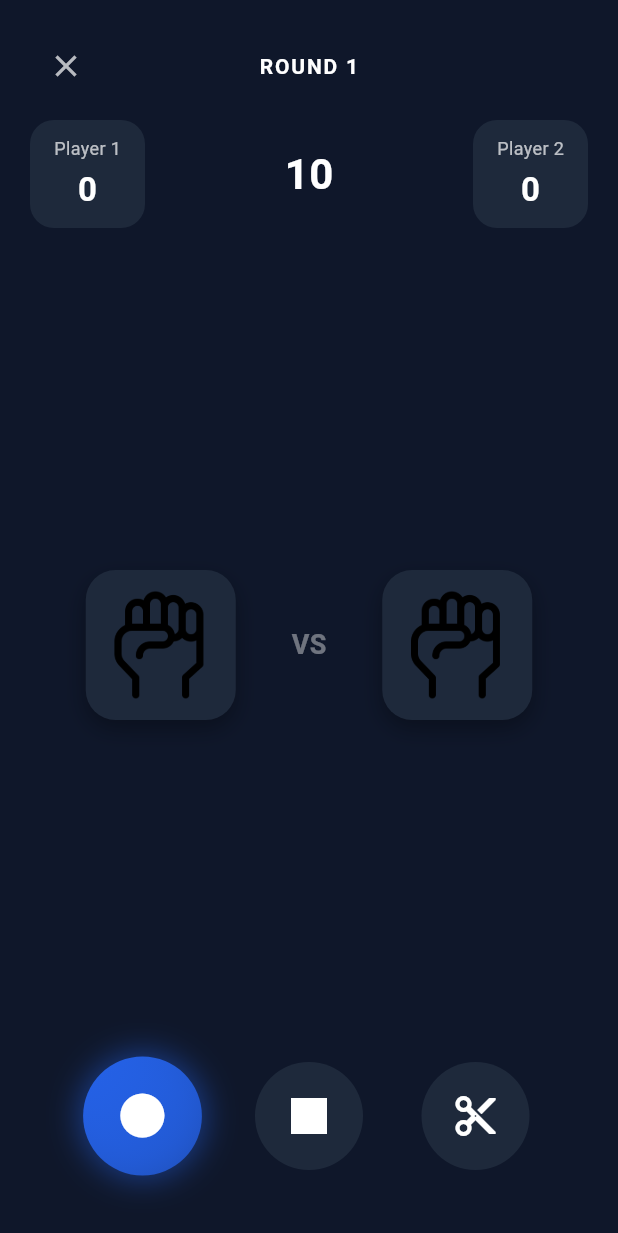
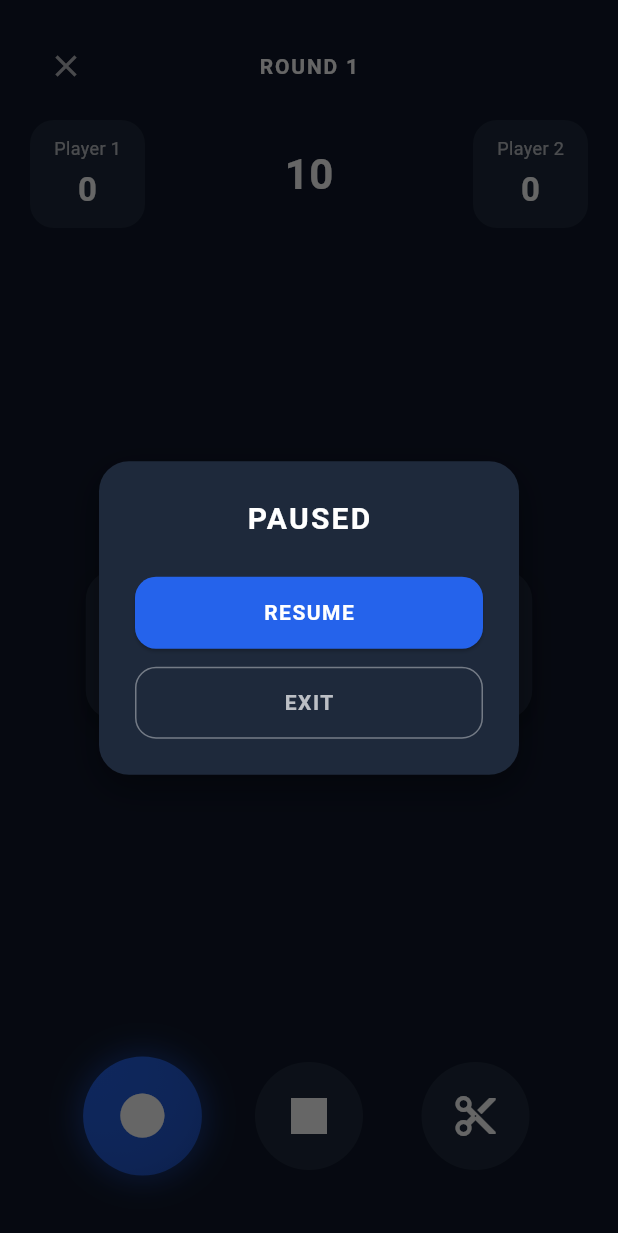
Before and after one commit to Brucejr777/rps-arena-project, a Flutter app: the StandardGameplayScreen screen opened directly, after a tap on the "close" icon, on a phone screen of 412 x 824 dp. Shown: the top 1233 px of the screen. Run offline on Flutter 3.47's test engine with Material 3 defaults, Android fonts, the phone set to English and light mode, and no system bars.

Commit message:
T10A: pause-exit overlay widget

```diff
--- /dev/null
+++ b/lib/features/match/widgets/pause_exit_overlay.dart
@@ -0,0 +1,95 @@
+import 'package:flutter/material.dart';
+import '../../../core/theme/app_colors.dart';
+
+class PauseExitOverlay extends StatelessWidget {
+  final VoidCallback onResume;
+  final VoidCallback onExit;
+
+  const PauseExitOverlay({
+    super.key,
+    required this.onResume,
+    required this.onExit,
+  });
+
+  @override
+  Widget build(BuildContext context) {
+    return Container(
+      color: Colors.black.withValues(alpha: 0.6),
+      child: Center(
+        child: Container(
+          width: 280,
+          padding: const EdgeInsets.all(24),
+          decoration: BoxDecoration(
+            color: AppColors.surface,
+            borderRadius: BorderRadius.circular(20),
+            boxShadow: [
+              BoxShadow(
+                color: Colors.black.withValues(alpha: 0.4),
+                blurRadius: 20,
+                offset: const Offset(0, 8),
+              ),
+            ],
+          ),
+          child: Column(
+            mainAxisSize: MainAxisSize.min,
+            children: [
+              const Text(
+                'PAUSED',
+                style: TextStyle(
+                  color: AppColors.primaryText,
+                  fontSize: 20,
+                  fontWeight: FontWeight.bold,
+                  letterSpacing: 1.5,
+                ),
+              ),
+              const SizedBox(height: 24),
+              SizedBox(
+                width: double.infinity,
+                child: ElevatedButton(
+                  onPressed: onResume,
+                  style: ElevatedButton.styleFrom(
+                    backgroundColor: AppColors.defaultAccent,
+                    padding: const EdgeInsets.symmetric(vertical: 14),
+                    shape: RoundedRectangleBorder(
+                      borderRadius: BorderRadius.circular(14),
+                    ),
+                  ),
+                  child: const Text(
+                    'RESUME',
+                    style: TextStyle(
+                      color: Colors.white,
+                      fontWeight: FontWeight.bold,
+                      letterSpacing: 1.0,
+                    ),
+                  ),
+                ),
+              ),
+              const SizedBox(height: 12),
+              SizedBox(
+                width: double.infinity,
+                child: OutlinedButton(
+                  onPressed: onExit,
+                  style: OutlinedButton.styleFrom(
+                    side: const BorderSide(color: Colors.white38),
+                    padding: const EdgeInsets.symmetric(vertical: 14),
+                    shape: RoundedRectangleBorder(
+                      borderRadius: BorderRadius.circular(14),
+                    ),
+                  ),
+                  child: const Text(
+                    'EXIT',
+                    style: TextStyle(
+                      color: Colors.white70,
+                      fontWeight: FontWeight.bold,
+                      letterSpacing: 1.0,
+                    ),
+                  ),
+                ),
+              ),
+            ],
+          ),
+        ),
+      ),
+    );
+  }
+}
--- a/lib/features/match/widgets/standard_gameplay_screen.dart
+++ b/lib/features/match/widgets/standard_gameplay_screen.dart
@@ -1,5 +1,6 @@
 import 'package:flutter/material.dart';
 import '../../../core/theme/app_colors.dart';
+import 'pause_exit_overlay.dart';
 
 class StandardGameplayScreen extends StatefulWidget {
   const StandardGameplayScreen({super.key});
@@ -16,6 +17,7 @@ class _StandardGameplayScreenState extends State<StandardGameplayScreen> {
   int currentRound = 1;
   int selectionTimer = 10;
   String? selectedMove;
+  bool isPaused = false;
 
   void _selectMove(String move) {
     setState(() {
@@ -83,7 +85,10 @@ class _StandardGameplayScreenState extends State<StandardGameplayScreen> {
     return Scaffold(
       backgroundColor: AppColors.background,
       body: SafeArea(
-        child: Padding(
+      child: Stack(
+        children: [
+          // Main gameplay layout
+          Padding(
             padding: const EdgeInsets.all(20),
             child: Column(
               children: [
@@ -94,7 +99,7 @@ class _StandardGameplayScreenState extends State<StandardGameplayScreen> {
                     IconButton(
                       icon: const Icon(Icons.close, color: Colors.white70),
                       onPressed: () {
-                      // Pause-exit overlay comes in T10A
+                        setState(() => isPaused = true);
                       },
                     ),
                     Text(
@@ -167,6 +172,18 @@ class _StandardGameplayScreenState extends State<StandardGameplayScreen> {
               ],
             ),
           ),
+
+          // Pause Overlay rendered conditionally on top
+          if (isPaused)
+            PauseExitOverlay(
+              onResume: () => setState(() => isPaused = false),
+              onExit: () {
+                setState(() => isPaused = false);
+                Navigator.of(context).maybePop();
+              },
+            ),
+        ],
+      ),
     ),
     );
   }
--- a/lib/main.dart
+++ b/lib/main.dart
@@ -1,5 +1,6 @@
 import 'package:flutter/material.dart';
 import 'package:flutter/services.dart';
+import 'features/match/widgets/standard_gameplay_screen.dart';
 
 void main() {
   WidgetsFlutterBinding.ensureInitialized();
@@ -36,7 +37,7 @@ class MyApp extends StatelessWidget {
         // tested with just a hot reload.
         colorScheme: .fromSeed(seedColor: Colors.deepPurple),
       ),
-      home: const MyHomePage(title: 'Flutter Demo Home Page'),
+      home: const StandardGameplayScreen(),
     );
   }
 }
```
Lines whose indentation alone changed are shown as unchanged.
